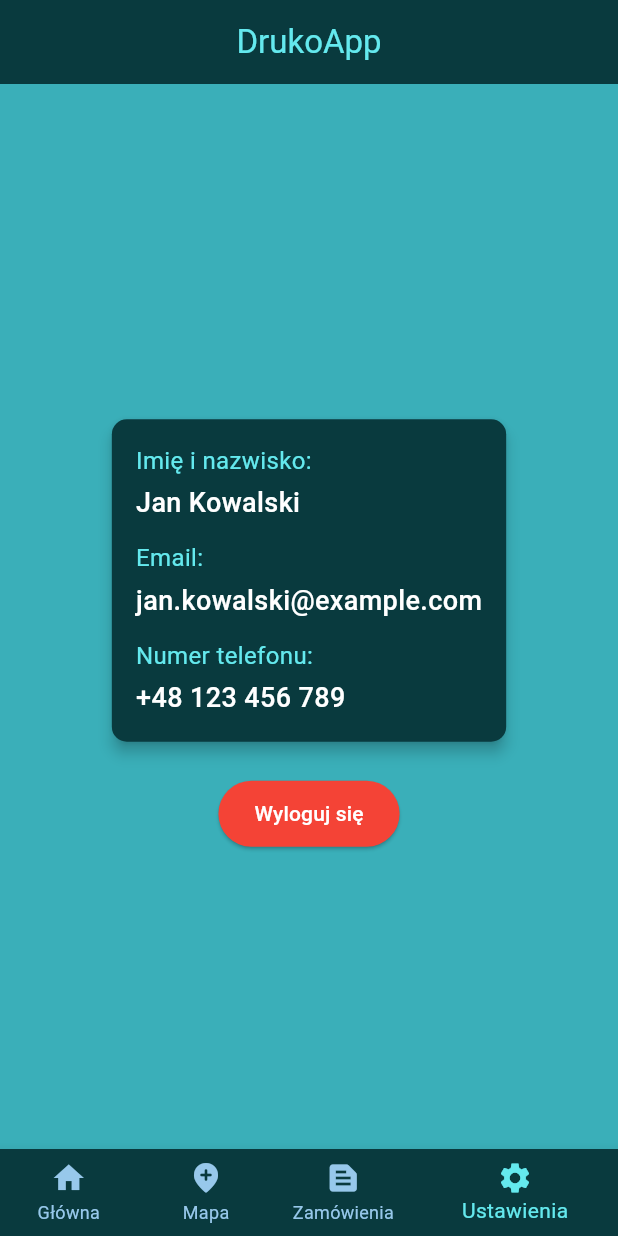
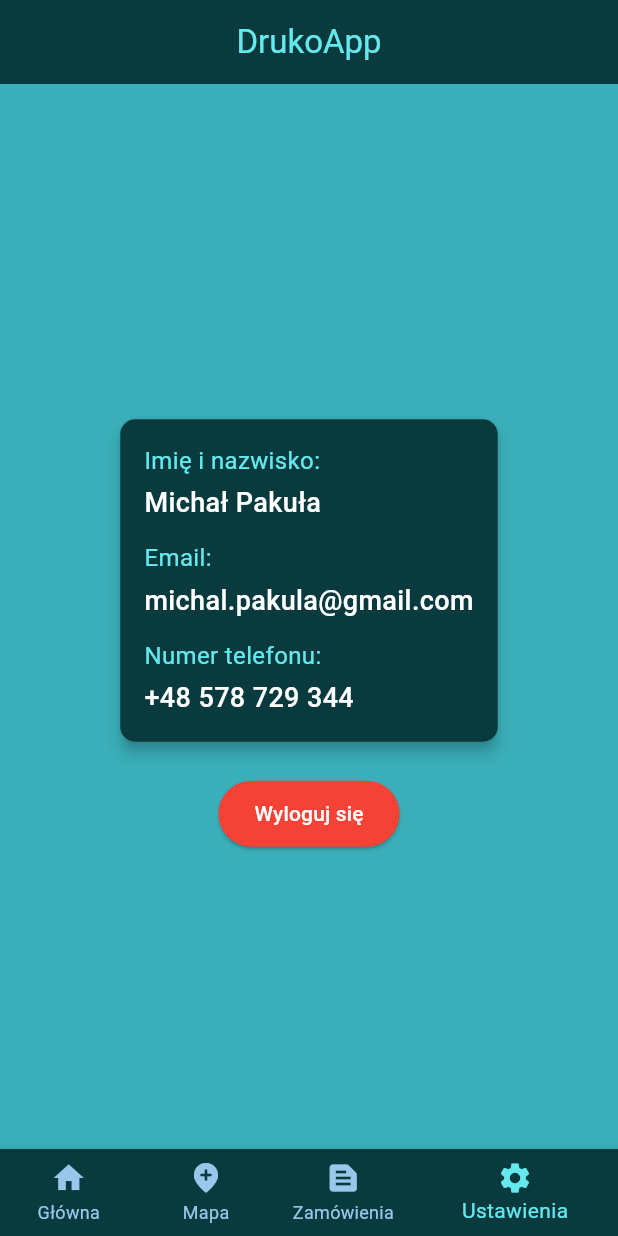
Before and after one commit to qufocdz/DrukomatAPK, a Flutter app: the MainPage screen opened directly, item 4 of the bottom bar chosen, on a phone screen of 412 x 824 dp. Run offline on Flutter 3.47's test engine with Material 3 defaults, Android fonts, the phone set to English and light mode, and no system bars.

Commit message:
26.11.2024

```diff
--- a/lib/login_page.dart
+++ b/lib/login_page.dart
@@ -19,6 +19,7 @@ class _LoginPageState extends State<LoginPage> {
             appBar: AppBar(
               title: const Text("Logowanie"),
               centerTitle: true,
+              automaticallyImplyLeading: false,
               backgroundColor: const Color(midnightGreen),
               foregroundColor: const Color(electricBlue),
             ),
--- a/lib/main_page.dart
+++ b/lib/main_page.dart
@@ -50,7 +50,7 @@ class _MainPageState extends State<MainPage> {
                 padding: EdgeInsets.all(16.0),
                 child: Column(
                   crossAxisAlignment: CrossAxisAlignment.start,
-                  children: const [
+                  children: [
                     Text(
                       'Imię i nazwisko:',
                       style:
@@ -58,7 +58,7 @@ class _MainPageState extends State<MainPage> {
                     ),
                     SizedBox(height: 4),
                     Text(
-                      'Jan Kowalski',
+                      'Michał Pakuła',
                       style: TextStyle(
                           fontSize: 18,
                           fontWeight: FontWeight.w500,
@@ -72,7 +72,7 @@ class _MainPageState extends State<MainPage> {
                     ),
                     SizedBox(height: 4),
                     Text(
-                      'jan.kowalski@example.com',
+                      'michal.pakula@gmail.com',
                       style: TextStyle(
                           fontSize: 18,
                           fontWeight: FontWeight.w500,
@@ -86,7 +86,7 @@ class _MainPageState extends State<MainPage> {
                     ),
                     SizedBox(height: 4),
                     Text(
-                      '+48 123 456 789',
+                      '+48 578 729 344',
                       style: TextStyle(
                           fontSize: 18,
                           fontWeight: FontWeight.w500,
@@ -102,6 +102,7 @@ class _MainPageState extends State<MainPage> {
             child: ElevatedButton(
               onPressed: () {
                 // Navigate back to the login page
+                loggedIn = false;
                 Navigator.pushReplacement(
                   context,
                   MaterialPageRoute(builder: (context) => const LoginPage()),
```
